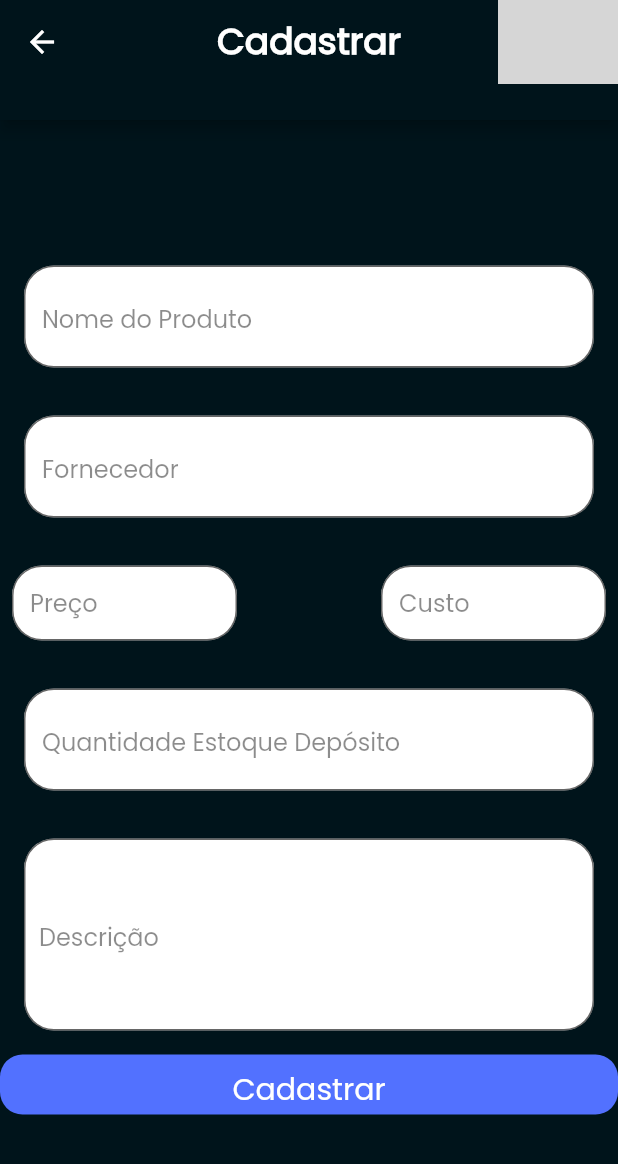
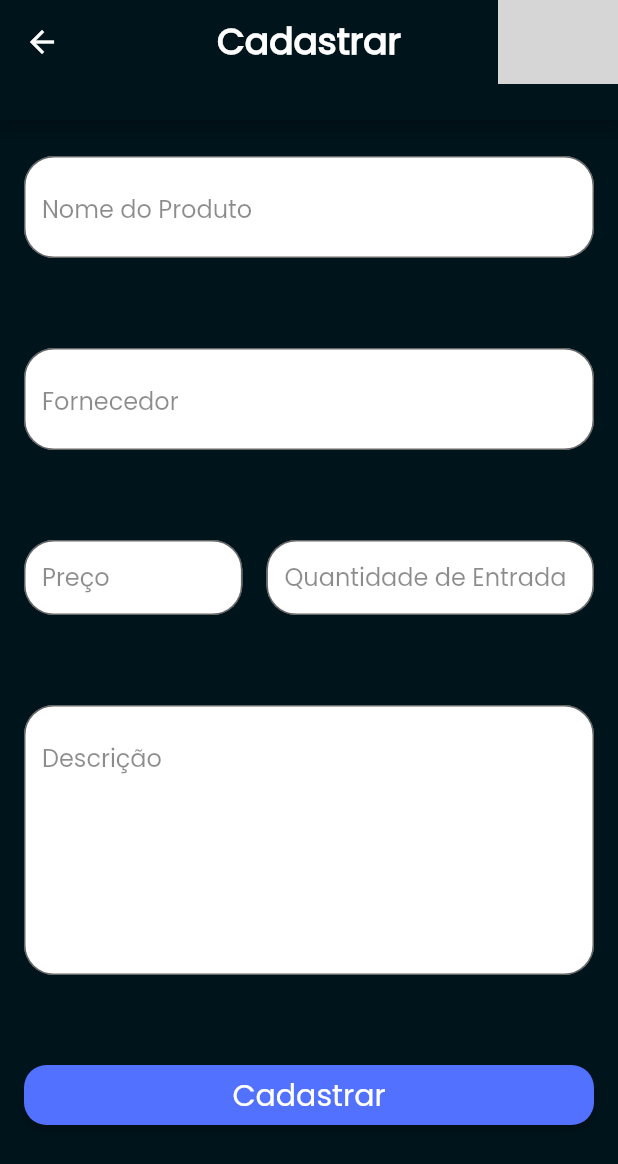
Before and after one commit to stock-manager1/app-stock-manager, a Flutter app: the Cadastro screen opened directly, on a phone screen of 412 x 824 dp. Shown: the top 1164 px of the screen. Run offline on Flutter 3.47's test engine with Material 2 defaults, Android fonts, the phone set to English and light mode, and no system bars; our stand-ins replace flutter_dotenv; grey boxes are pictures that could not be loaded.

Commit message:
Alteração na tela de cadastro

```diff
--- a/lib/pages/cadastro.dart
+++ b/lib/pages/cadastro.dart
@@ -5,6 +5,10 @@ import 'package:flutter_application_1/pages/recebimento_pages.dart';
 import 'package:flutter_application_1/pages/transferencia_pages.dart';
 import 'package:flutter_application_1/pages/widgets_pages.dart';
 import 'package:flutter_application_1/pages/consulta_page.dart';
+
+void main() {
+  runApp(MyApp());
+}
 
 class MyApp extends StatelessWidget {
   @override
@@ -23,15 +27,13 @@ class MyApp extends StatelessWidget {
 class Cadastro extends StatelessWidget {
   final double appBarTopMargin = 0.0; // Margem superior do AppBar
   final double appBarBottomMargin = 0.0; // Margem inferior do AppBar
+
   @override
   Widget build(BuildContext context) {
     return Scaffold(
       appBar: PreferredSize(
         preferredSize:
             Size.fromHeight(80.0 + appBarTopMargin + appBarBottomMargin),
-        child: Container(
-          margin:
-              EdgeInsets.only(top: appBarTopMargin, bottom: appBarBottomMargin),
         child: AppBar(
           backgroundColor: Color(0xFF00141b), // Definindo a cor preta
           title: Text(
@@ -45,22 +47,20 @@ class Cadastro extends StatelessWidget {
           centerTitle: true,
           actions: [
             Image.asset(
-                'assets/loogo.png',
+              'assets/Stock_Manager_logo.png',
               width: 80.0,
               height: 80.0,
             ),
           ],
         ),
       ),
-      ),
       backgroundColor: Color(0xFF00141b),
-      body: Center(
+      body: SingleChildScrollView( // Envolve as colunas em um SingleChildScrollView
+        padding: EdgeInsets.symmetric(horizontal: 16.0, vertical: 8.0),
         child: Column(
-          mainAxisAlignment: MainAxisAlignment.center,
           children: [
-            Padding(
-              padding: EdgeInsets.all(16.0),
-              child: TextField(
+            SizedBox(height: 16.0),
+            TextField(
               decoration: InputDecoration(
                 filled: true,
                 fillColor: Colors.white,
@@ -80,10 +80,8 @@ class Cadastro extends StatelessWidget {
                 color: Colors.black,
               ),
             ),
-            ),
-            Padding(
-              padding: EdgeInsets.all(16.0),
-              child: TextField(
+            SizedBox(height: 60.0),
+            TextField(
               decoration: InputDecoration(
                 filled: true,
                 fillColor: Colors.white,
@@ -103,18 +101,14 @@ class Cadastro extends StatelessWidget {
                 color: Colors.black,
               ),
             ),
-            ),
+            SizedBox(height: 60.0),
             Row(
-              mainAxisAlignment: MainAxisAlignment.spaceBetween,
               children: [
-                Padding(
-                  padding:
-                      EdgeInsets.symmetric(vertical: 16.0, horizontal: 8.0),
+                Expanded(
+                  flex: 2, // Defina uma proporção maior para a caixa de preço
                   child: Container(
-                    width: 150,
                     height: 50,
                     color: Color(0xFF00141b),
-                    child: Center(
                     child: TextField(
                       decoration: InputDecoration(
                         filled: true,
@@ -137,15 +131,12 @@ class Cadastro extends StatelessWidget {
                     ),
                   ),
                 ),
-                ),
-                Padding(
-                  padding:
-                      EdgeInsets.symmetric(vertical: 16.0, horizontal: 8.0),
+                SizedBox(width: 16.0),
+                Expanded(
+                  flex: 3, // Defina uma proporção menor para a caixa de quantidade de entrada
                   child: Container(
-                    width: 150,
                     height: 50,
                     color: Color(0xFF00141b),
-                    child: Center(
                     child: TextField(
                       decoration: InputDecoration(
                         filled: true,
@@ -153,7 +144,7 @@ class Cadastro extends StatelessWidget {
                         border: OutlineInputBorder(
                           borderRadius: BorderRadius.circular(20.0),
                         ),
-                          hintText: 'Custo',
+                        hintText: 'Quantidade de Entrada',
                         hintStyle: TextStyle(
                           color: Colors.black45,
                           fontWeight: FontWeight.w400,
@@ -168,22 +159,19 @@ class Cadastro extends StatelessWidget {
                     ),
                   ),
                 ),
-                ),
               ],
             ),
-            Column(
-              mainAxisAlignment: MainAxisAlignment.center,
-              children: [
-                Padding(
-                  padding: EdgeInsets.all(16.0),
-                  child: TextField(
+            SizedBox(height: 60.0),
+            TextField(
+              maxLines: 5, // Define o número máximo de linhas da caixa de texto
+              keyboardType: TextInputType.multiline,
               decoration: InputDecoration(
                 filled: true,
                 fillColor: Colors.white,
                 border: OutlineInputBorder(
                   borderRadius: BorderRadius.circular(20.0),
                 ),
-                      hintText: 'Quantidade Estoque Depósito',
+                hintText: 'Descrição',
                 hintStyle: TextStyle(
                   color: Colors.black45,
                   fontWeight: FontWeight.w400,
@@ -196,49 +184,19 @@ class Cadastro extends StatelessWidget {
                 color: Colors.black,
               ),
             ),
-                ),
-                Padding(
-                  padding: EdgeInsets.all(16.0),
-                  child: TextField(
-                    decoration: InputDecoration(
-                      filled: true,
-                      fillColor: Colors.white,
-                      border: OutlineInputBorder(
-                        borderRadius: BorderRadius.circular(20.0),
-                      ),
-                      hintText: 'Descrição',
-                      hintStyle: TextStyle(
-                        color: Colors.black45,
-                        fontWeight: FontWeight.w400,
-                        fontSize: 16,
-                      ),
-                      contentPadding: EdgeInsets.symmetric(
-                          vertical: 50.0,
-                          horizontal:
-                              10.0), // Aumenta o tamanho da caixa de texto
-                    ),
-                    style: TextStyle(
-                      fontSize: 20,
-                      fontFamily: 'Poppins',
-                      color: Colors.black,
+            SizedBox(height: 60.0),
+            SizedBox(
+              height: 40, // Aumenta o tamanho vertical do botão de cadastro
+              width: 500,
+              child: ElevatedButton(
+                onPressed: () {
+                },
+                style: ElevatedButton.styleFrom(
+                  primary: Color(0xFF5271FF),
+                  shape: RoundedRectangleBorder(
+                    borderRadius: BorderRadius.circular(15),
                   ),
                 ),
-                ),
-                SizedBox(
-                  height: 40, // Aumenta o tamanho vertical do botão de cadastro
-                  child: Container(
-                    decoration: BoxDecoration(
-                      color: Color(0xFF5271FF),
-                      borderRadius: BorderRadius.all(Radius.circular(15)),
-                    ),
-                    child: TextButton(
-                      onPressed: () {
-                        Navigator.of(context).push(
-                          MaterialPageRoute(builder: (context) => LoginPage()),
-                        );
-                        print('Botão 1 pressionado!');
-                      },
-                      child: const Center(
                 child: Text(
                   'Cadastrar',
                   style: TextStyle(
@@ -248,10 +206,6 @@ class Cadastro extends StatelessWidget {
                 ),
               ),
             ),
-                  ),
-                ),
-              ],
-            ),
           ],
         ),
       ),
```
Lines whose indentation alone changed are shown as unchanged.
